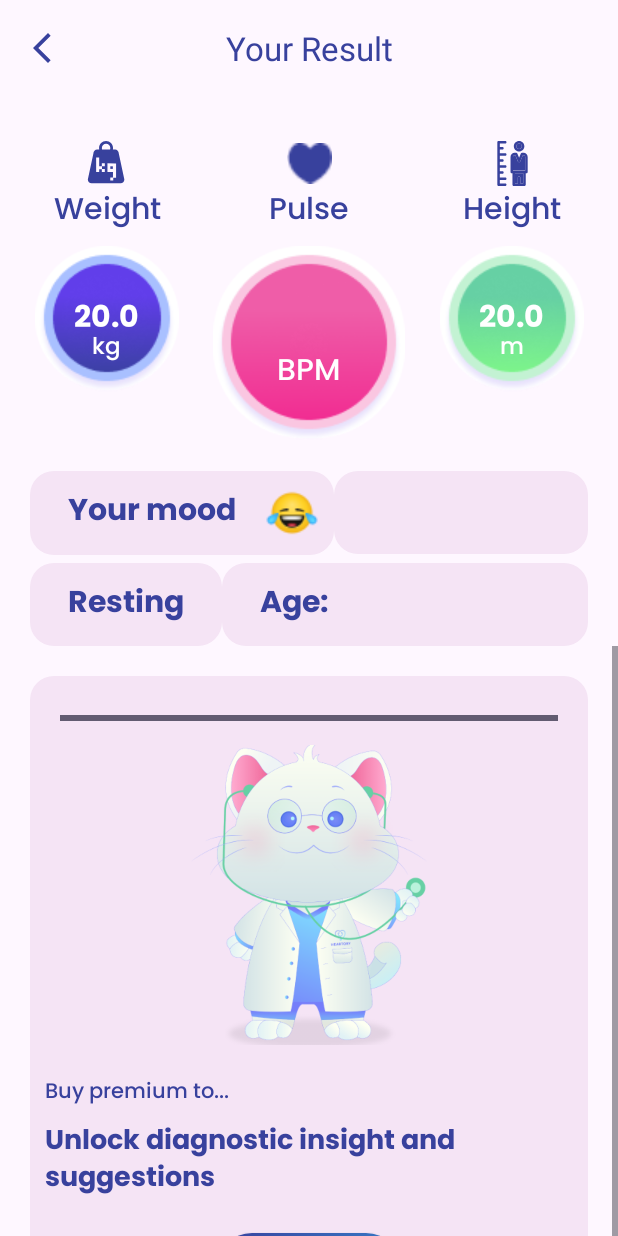
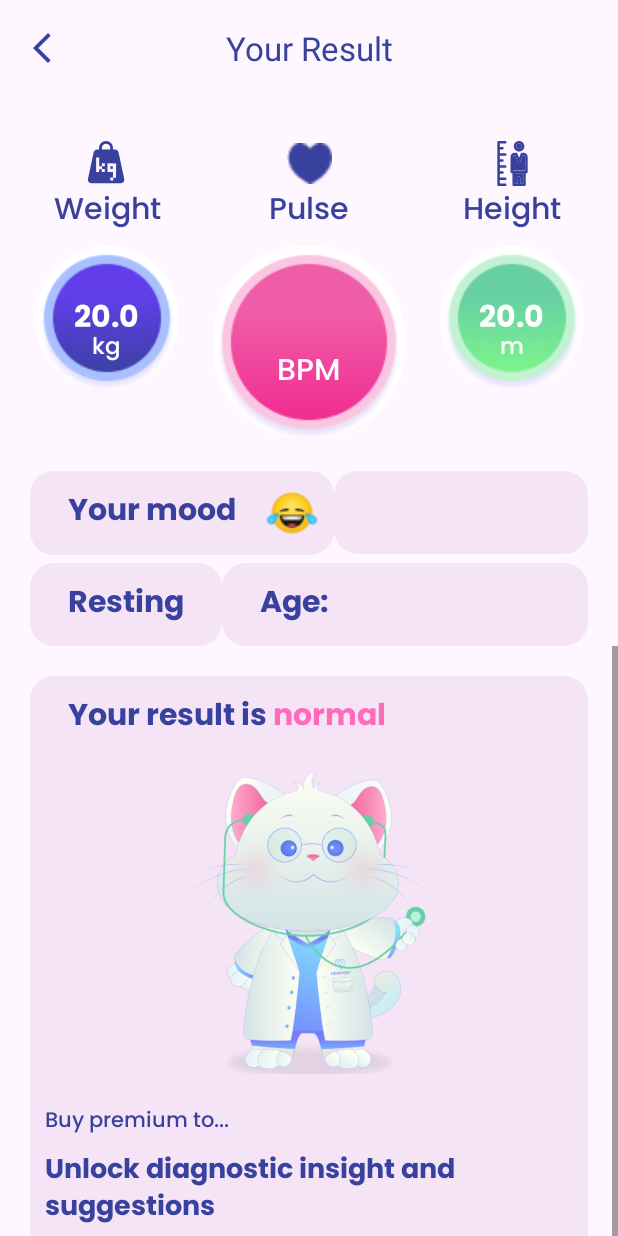
Before and after one commit to HEARTORY/heartory-mobile, an Android app built with Jetpack Compose: the layout activity_result.xml on its own in the app's theme, with its tools: preview values and no code run, on a phone screen of 412 x 824 dp. Run offline under Robolectric (Android 15) with nearby library versions, the phone set to English and light mode, and no system bars.

Commit message:
[TamDNB] subscription button

```diff
--- a/app/src/main/java/com/heartsteel/heartory/ui/heart_rate/result/ResultActivity.kt
+++ b/app/src/main/java/com/heartsteel/heartory/ui/heart_rate/result/ResultActivity.kt
@@ -11,6 +11,7 @@ import com.heartsteel.heartory.service.model.domain.HBRecord
 import com.heartsteel.heartory.service.model.domain.User
 import com.heartsteel.heartory.service.model.request.DiagnosesReq
 import com.heartsteel.heartory.service.repository.UserRepository
+import com.heartsteel.heartory.ui.subscription.SubscriptionActivity
 import dagger.hilt.android.AndroidEntryPoint
 import kotlinx.coroutines.CoroutineScope
 import kotlinx.coroutines.Dispatchers
@@ -46,6 +47,15 @@ class ResultActivity : BaseActivity() {
             EMOTION.CRY.toString() -> binding.moodIcon.setImageResource(R.drawable.cry)
             EMOTION.NORMAL.toString() -> binding.moodIcon.setImageResource(R.drawable.normal)
         }
+        if (roundedPulseValue != null) {
+            when {
+                roundedPulseValue < 40 -> binding.tvPulseValue.setText("very low")
+                roundedPulseValue > 40 && roundedPulseValue < 60 -> binding.tvPulseValue.setText("low")
+                roundedPulseValue > 60 && roundedPulseValue < 100 -> binding.tvPulseValue.setText("normal")
+                roundedPulseValue > 100 && roundedPulseValue < 120 -> binding.tvPulseValue.setText("high")
+                else -> binding.tvPulseValue.setText("very high")
+            }
+        }
         // Update the TextView with the pulse value
         binding.tvPulseValue.text = roundedPulseValue.toString()
         user = viewModel.getUserFromSharePref()
@@ -54,6 +64,12 @@ class ResultActivity : BaseActivity() {
         val height = user?.height
         val formattedHeight = String.format("%.2f", height)
         val weight = user?.weight.toString()
+
+        binding.premiumBtn.setOnClickListener {
+            val intent = intent
+            intent.setClass(this, SubscriptionActivity::class.java)
+            startActivity(intent)
+        }
 
         binding.txtAge.text = age
         binding.txtGender.text = gender
--- a/app/src/main/res/layout/activity_result.xml
+++ b/app/src/main/res/layout/activity_result.xml
@@ -459,17 +459,35 @@
                     android:background="@drawable/bg_rounded_border"
                     android:layout_marginTop="20dp"
                     >
+                    <LinearLayout
+                        android:layout_width="wrap_content"
+                        android:layout_height="wrap_content"
+                        android:orientation="horizontal"
+                        android:layout_marginBottom="20dp"
+                        >
+                        <TextView
+                            android:layout_width="wrap_content"
+                            android:layout_height="wrap_content"
+                            android:layout_marginLeft="15dp"
 
-                    <ProgressBar
-                        android:layout_width="match_parent"
-                        android:layout_height="wrap_content"
-                        style="?android:attr/progressBarStyleHorizontal"
-                        android:layout_margin="10dp"
-                        android:max="100"
-                        android:progress="100"
-                        app:thumbColor="@color/white"
+                            android:fontFamily="@font/poppins_bold"
+                            android:text="Your result is "
+                            android:textColor="@color/primary_text_color"
+                            android:textSize="20dp"
+                            />
+                        <TextView
+                            android:id="@+id/tvResultStatus"
+                            android:layout_width="wrap_content"
+                            android:layout_height="wrap_content"
 
-                        />
+
+                            android:fontFamily="@font/poppins_bold"
+                            android:text="normal"
+                            android:textColor="@color/primary_color"
+                            android:textSize="20dp"
+                            />
+                    </LinearLayout>
+
 
                     <TextView
                         android:id="@+id/tvDiagnoses"
@@ -485,7 +503,8 @@
 
                     <LinearLayout
                         android:layout_width="match_parent"
-                        android:layout_height="wrap_content">
+                        android:layout_height="wrap_content"
+                        android:orientation="vertical">
                         <ImageView
                             android:layout_width="wrap_content"
                             android:layout_height="200dp"
@@ -513,6 +532,7 @@
                             android:textSize="18dp"
                             />
                         <androidx.appcompat.widget.AppCompatButton
+                            android:id="@+id/premiumBtn"
                             android:layout_width="wrap_content"
                             android:layout_height="wrap_content"
                             android:background="@drawable/bg_gradient_blue_lightblue"
```
